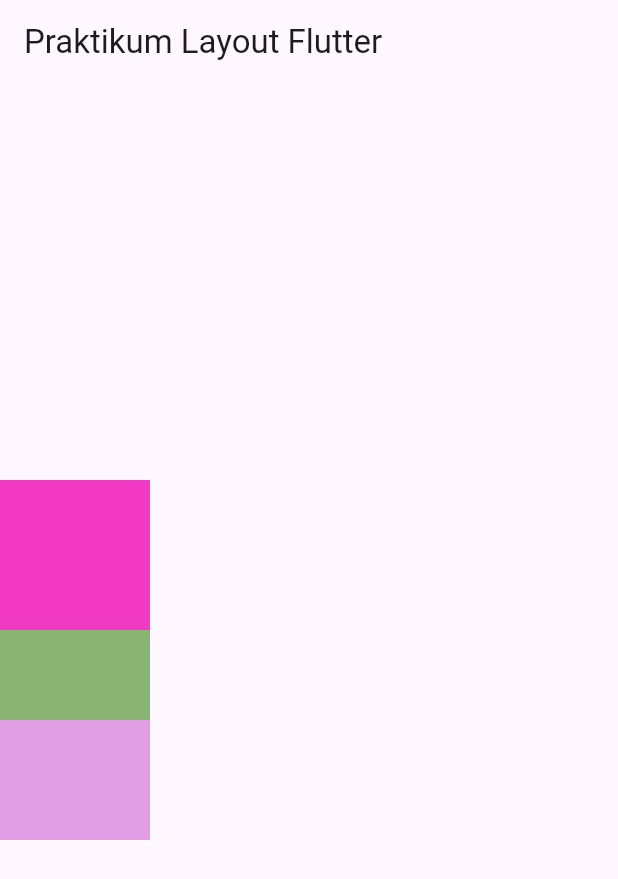
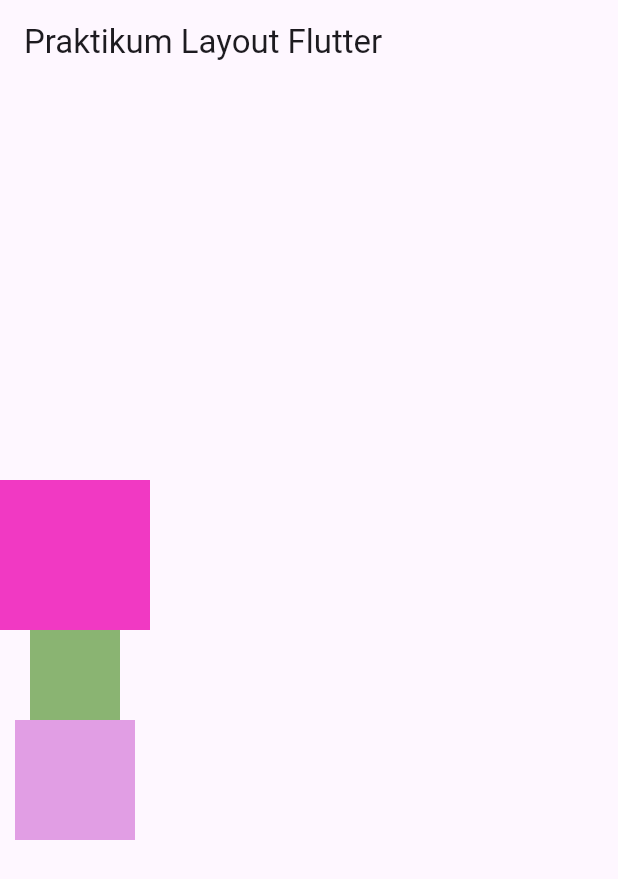
Before and after one commit to cantikawijaya/layout-flutter, a Flutter app: the screen it shows after launch, on a phone screen of 412 x 824 dp. Shown: the top 879 px of the screen. Run offline on Flutter 3.47's test engine with Material 3 defaults, Android fonts, the phone set to English and light mode, and no system bars.

Commit message:
Part E mengubah ukuran width

```diff
--- a/lib/main.dart
+++ b/lib/main.dart
@@ -27,8 +27,8 @@ class HomePage extends StatelessWidget{
         mainAxisAlignment: MainAxisAlignment.center,
         children: <Widget>[
           Container(color: Color.fromARGB(255, 241, 57, 195), height: 100, width: 100),
-          Container(color: Color.fromARGB(255, 138, 180, 114), height: 60, width: 100),
-          Container(color: Color.fromARGB(255, 225, 158, 228), height: 80, width: 100),
+          Container(color: Color.fromARGB(255, 138, 180, 114), height: 60, width: 60),
+          Container(color: Color.fromARGB(255, 225, 158, 228), height: 80, width: 80),
         ]
         )
     );
```
